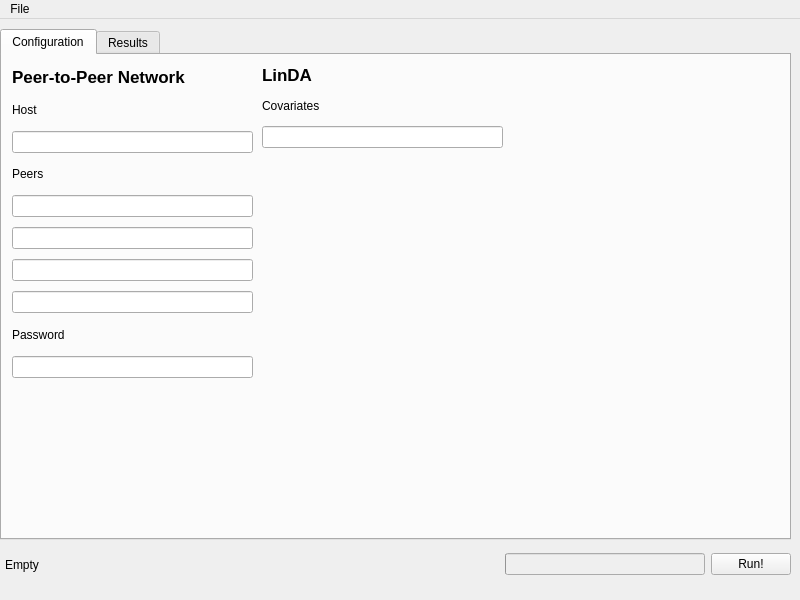
Old version of the form gLinDA/gui.ui in the repository OnlineArts/gLinDA.
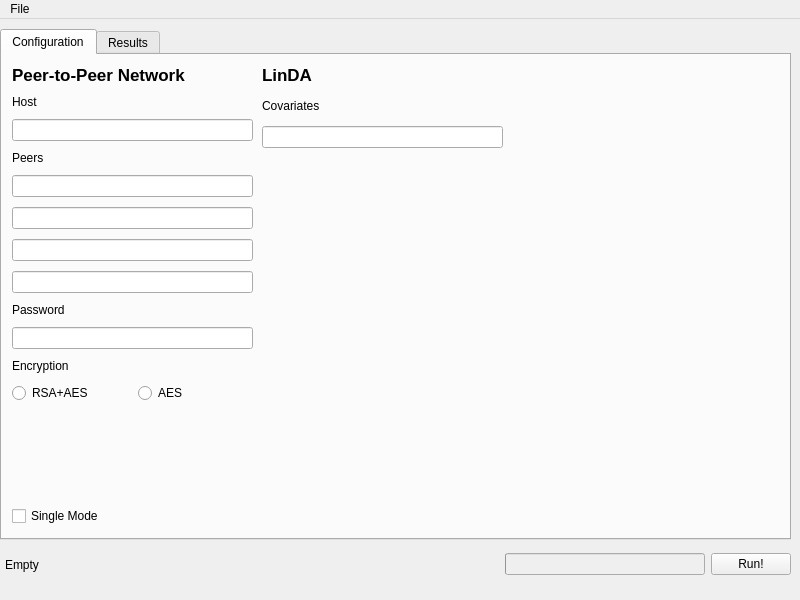
New version of the form. Icons and pictures are not drawn.

```diff
--- a/gLinDA/gui.ui
+++ b/gLinDA/gui.ui
@@ -54,7 +54,7 @@
         <x>10</x>
         <y>10</y>
         <width>241</width>
-        <height>313</height>
+        <height>461</height>
        </rect>
       </property>
       <layout class="QVBoxLayout" name="ConfigP2PLayout">
@@ -124,6 +124,51 @@
        <item>
         <widget class="QLineEdit" name="PasswordInput"/>
        </item>
+       <item>
+        <widget class="QLabel" name="EncryptionLabel">
+         <property name="text">
+          <string>Encryption</string>
+         </property>
+        </widget>
+       </item>
+       <item>
+        <layout class="QHBoxLayout" name="EncryptionGroup">
+         <item>
+          <widget class="QRadioButton" name="RSAEncryption">
+           <property name="text">
+            <string>RSA+AES</string>
+           </property>
+          </widget>
+         </item>
+         <item>
+          <widget class="QRadioButton" name="AESEncryption">
+           <property name="text">
+            <string>AES</string>
+           </property>
+          </widget>
+         </item>
+        </layout>
+       </item>
+       <item>
+        <spacer name="verticalSpacer">
+         <property name="orientation">
+          <enum>Qt::Vertical</enum>
+         </property>
+         <property name="sizeHint" stdset="0">
+          <size>
+           <width>20</width>
+           <height>40</height>
+          </size>
+         </property>
+        </spacer>
+       </item>
+       <item>
+        <widget class="QCheckBox" name="SoloMode">
+         <property name="text">
+          <string>Single Mode</string>
+         </property>
+        </widget>
+       </item>
       </layout>
      </widget>
      <widget class="QWidget" name="verticalLayoutWidget_2">
@@ -132,7 +177,7 @@
         <x>260</x>
         <y>10</y>
         <width>241</width>
-        <height>311</height>
+        <height>468</height>
        </rect>
       </property>
       <layout class="QVBoxLayout" name="ConfigLINDALayout" stretch="0,1,0">
@@ -143,7 +188,7 @@
         <enum>QLayout::SetMinimumSize</enum>
        </property>
        <property name="bottomMargin">
-        <number>228</number>
+        <number>385</number>
        </property>
        <item>
         <widget class="QLabel" name="LindaLabel">
```
Left out of the diff: 49 changed lines with no effect on the pictures.
